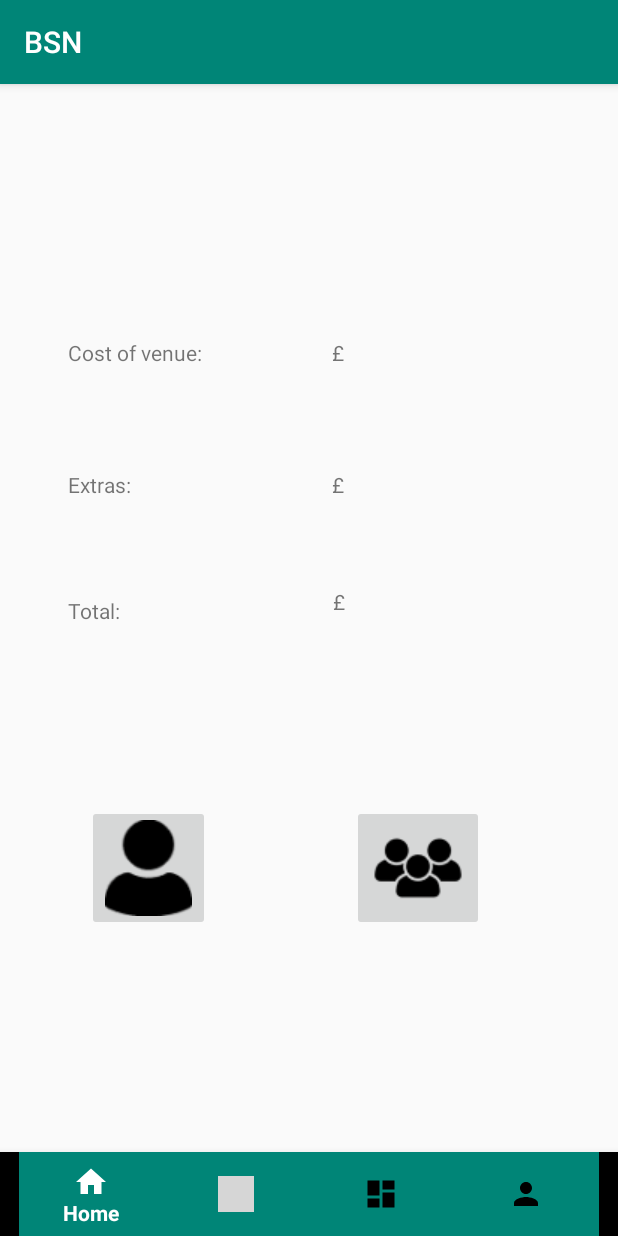
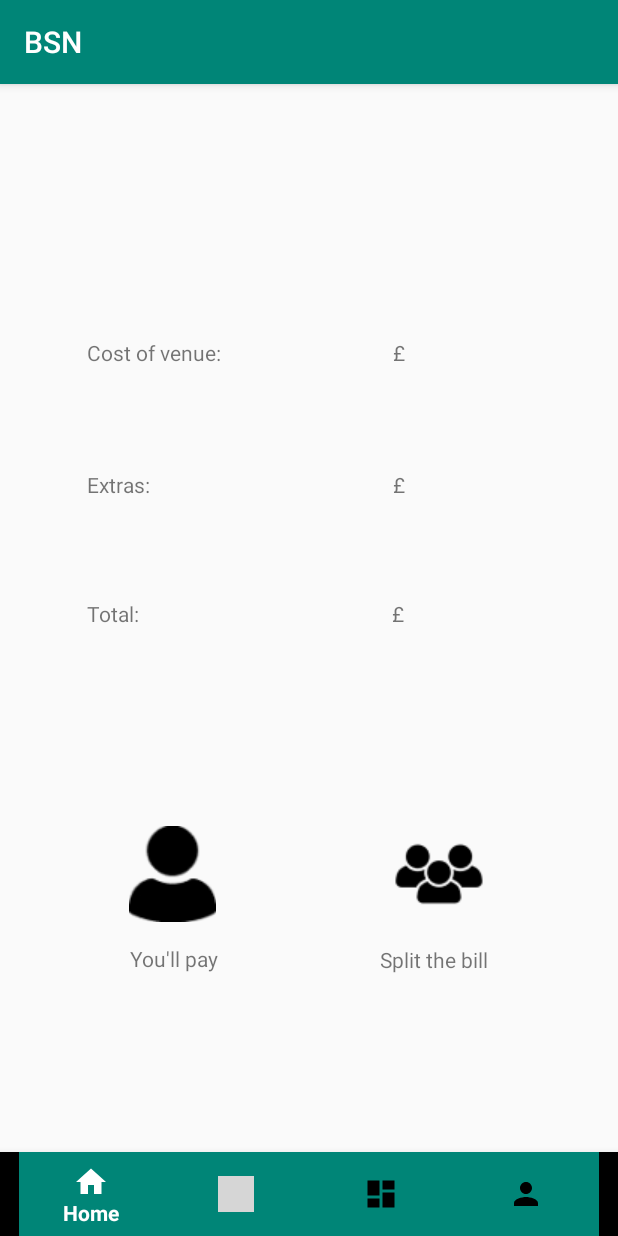
Before and after one commit to T0FI/BSN-Book-Sports-Now, an Android app: the screen it shows after launch (Payment_choice), on a phone screen of 412 x 824 dp. Run offline under Robolectric (Android 15) with nearby library versions, the light colour scheme and no system bars; grey boxes are pictures that could not be loaded.

Commit message:
added functionality behind the single pay button and edited layout slightly

```diff
--- a/app/src/main/AndroidManifest.xml
+++ b/app/src/main/AndroidManifest.xml
@@ -16,6 +16,12 @@
                 <category android:name="android.intent.category.LAUNCHER" />
             </intent-filter>
         </activity>
-    </application>
+        <activity android:name=".Singlepayment"></activity>
+        <activity android:name=".Homepage"></activity>
+        <activity android:name=".Extra2Activity"></activity>
+        <activity android:name=".ExtraAdapter"></activity>
+        <activity android:name=".Extra1Activity"></activity>
+        <activity android:name=".Sports"></activity>
+</application>
 
 </manifest>
--- a/app/src/main/java/com/example/group_project_2019_20_group_6/Payment_choice.java
+++ b/app/src/main/java/com/example/group_project_2019_20_group_6/Payment_choice.java
@@ -6,22 +6,30 @@ import androidx.appcompat.app.AppCompatActivity;
 import android.content.Intent;
 import android.os.Bundle;
 import android.view.MenuItem;
+import android.view.View;
+import android.widget.Button;
+import android.widget.ImageButton;
 
 import com.google.android.material.bottomnavigation.BottomNavigationView;
+import com.google.android.material.floatingactionbutton.FloatingActionButton;
+import com.google.android.material.snackbar.Snackbar;
 
-public class Payment_choice extends AppCompatActivity {
+public class Payment_choice extends AppCompatActivity implements View.OnClickListener {
 
     @Override
     protected void onCreate(Bundle savedInstanceState) {
         super.onCreate(savedInstanceState);
         setContentView(R.layout.activity_payment_choice);
-
-
+        ImageButton singlepayment = findViewById(R.id.Singlepayer);
+        ImageButton multipayment = findViewById(R.id.multipayers);
+        singlepayment.setOnClickListener(this);
+        multipayment.setOnClickListener(this);
         //Initialising and assigning variable
         BottomNavigationView bottomNavigationView = findViewById(R.id.bottom_navigation);
 
         //perform itemselectedlistener
         bottomNavigationView.setOnNavigationItemSelectedListener(new BottomNavigationView.OnNavigationItemSelectedListener() {
+
             @Override
             public boolean onNavigationItemSelected(@NonNull MenuItem menuItem) {
                 switch(menuItem.getItemId())
@@ -47,4 +55,14 @@ public class Payment_choice extends AppCompatActivity {
             }
         });
     }
+
+    @Override
+    public void onClick(View v) {
+        switch(v.getId())
+        {
+            case R.id.Singlepayer:
+                startActivity(new Intent(getApplicationContext(),Singlepayment.class));
+                break;
+        }
+    }
 }
--- /dev/null
+++ b/app/src/main/java/com/example/group_project_2019_20_group_6/Singlepayment.java
@@ -0,0 +1,16 @@
+package com.example.group_project_2019_20_group_6;
+
+import androidx.appcompat.app.AppCompatActivity;
+
+import android.os.Bundle;
+import android.widget.Button;
+
+public class Singlepayment extends AppCompatActivity {
+
+    @Override
+    protected void onCreate(Bundle savedInstanceState) {
+        super.onCreate(savedInstanceState);
+        setContentView(R.layout.activity_singlepayment);
+
+    }
+}
--- a/app/src/main/res/layout/activity_payment_choice.xml
+++ b/app/src/main/res/layout/activity_payment_choice.xml
@@ -27,8 +27,8 @@
 
     <TextView
         android:id="@+id/dyn_extras"
-        android:layout_width="116dp"
-        android:layout_height="27dp"
+        android:layout_width="93dp"
+        android:layout_height="19dp"
         android:layout_alignParentStart="true"
         android:layout_alignParentTop="true"
         android:layout_alignParentEnd="true"
@@ -36,10 +36,10 @@
         android:text="£"
         app:layout_constraintBottom_toBottomOf="@+id/bottom_navigation"
         app:layout_constraintEnd_toEndOf="parent"
-        app:layout_constraintHorizontal_bias="0.749"
+        app:layout_constraintHorizontal_bias="0.82"
         app:layout_constraintStart_toStartOf="parent"
         app:layout_constraintTop_toTopOf="parent"
-        app:layout_constraintVertical_bias="0.453" />
+        app:layout_constraintVertical_bias="0.459" />
 
     <TextView
         android:id="@+id/dyn_total"
@@ -52,7 +52,7 @@
         android:text="£"
         app:layout_constraintBottom_toBottomOf="parent"
         app:layout_constraintEnd_toEndOf="parent"
-        app:layout_constraintHorizontal_bias="0.688"
+        app:layout_constraintHorizontal_bias="0.813"
         app:layout_constraintStart_toStartOf="parent"
         app:layout_constraintTop_toTopOf="parent"
         app:layout_constraintVertical_bias="0.226" />
@@ -68,10 +68,10 @@
         android:text="Total:"
         app:layout_constraintBottom_toBottomOf="parent"
         app:layout_constraintEnd_toEndOf="parent"
-        app:layout_constraintHorizontal_bias="0.15"
+        app:layout_constraintHorizontal_bias="0.193"
         app:layout_constraintStart_toStartOf="parent"
         app:layout_constraintTop_toTopOf="parent"
-        app:layout_constraintVertical_bias="0.456" />
+        app:layout_constraintVertical_bias="0.459" />
 
     <TextView
         android:id="@+id/Static_Cost"
@@ -84,7 +84,7 @@
         android:text="Cost of venue:"
         app:layout_constraintBottom_toBottomOf="parent"
         app:layout_constraintEnd_toEndOf="parent"
-        app:layout_constraintHorizontal_bias="0.153"
+        app:layout_constraintHorizontal_bias="0.197"
         app:layout_constraintStart_toStartOf="parent"
         app:layout_constraintTop_toTopOf="parent"
         app:layout_constraintVertical_bias="0.226" />
@@ -100,7 +100,7 @@
         android:text="Extras:"
         app:layout_constraintBottom_toBottomOf="parent"
         app:layout_constraintEnd_toEndOf="parent"
-        app:layout_constraintHorizontal_bias="0.15"
+        app:layout_constraintHorizontal_bias="0.193"
         app:layout_constraintStart_toStartOf="parent"
         app:layout_constraintTop_toTopOf="parent"
         app:layout_constraintVertical_bias="0.344" />
@@ -116,33 +116,61 @@
         android:text="£"
         app:layout_constraintBottom_toBottomOf="parent"
         app:layout_constraintEnd_toEndOf="parent"
-        app:layout_constraintHorizontal_bias="0.688"
+        app:layout_constraintHorizontal_bias="0.813"
         app:layout_constraintStart_toStartOf="parent"
         app:layout_constraintTop_toTopOf="parent"
         app:layout_constraintVertical_bias="0.344" />
 
     <ImageButton
-        android:id="@+id/imageButton4"
+        android:id="@+id/Singlepayer"
         android:layout_width="wrap_content"
         android:layout_height="wrap_content"
+        android:onClick="on_single"
         app:layout_constraintBottom_toBottomOf="parent"
         app:layout_constraintEnd_toEndOf="parent"
-        app:layout_constraintHorizontal_bias="0.176"
+        app:layout_constraintHorizontal_bias="0.243"
         app:layout_constraintStart_toStartOf="parent"
         app:layout_constraintTop_toTopOf="parent"
         app:layout_constraintVertical_bias="0.703"
-        app:srcCompat="@drawable/singleuser" />
+        app:srcCompat="@drawable/singleuser"
+        android:background="#00000000"/>
 
     <ImageButton
-        android:id="@+id/imageButton5"
+        android:id="@+id/multipayers"
         android:layout_width="wrap_content"
         android:layout_height="wrap_content"
+        android:onClick="onClick"
         app:layout_constraintBottom_toBottomOf="parent"
         app:layout_constraintEnd_toEndOf="parent"
-        app:layout_constraintHorizontal_bias="0.724"
+        app:layout_constraintHorizontal_bias="0.749"
         app:layout_constraintStart_toStartOf="parent"
         app:layout_constraintTop_toTopOf="parent"
         app:layout_constraintVertical_bias="0.703"
-        app:srcCompat="@drawable/multipleusers" />
+        app:srcCompat="@drawable/multipleusers"
+        android:background="#00000000" />
+
+    <TextView
+        android:id="@+id/singles"
+        android:layout_width="wrap_content"
+        android:layout_height="wrap_content"
+        android:text="You'll pay"
+        app:layout_constraintBottom_toBottomOf="@+id/bottom_navigation"
+        app:layout_constraintEnd_toEndOf="parent"
+        app:layout_constraintHorizontal_bias="0.245"
+        app:layout_constraintStart_toStartOf="parent"
+        app:layout_constraintTop_toTopOf="parent"
+        app:layout_constraintVertical_bias="0.766" />
+
+    <TextView
+        android:id="@+id/singles2"
+        android:layout_width="85dp"
+        android:layout_height="21dp"
+        android:text="Split the bill"
+        app:layout_constraintBottom_toBottomOf="parent"
+        app:layout_constraintEnd_toEndOf="parent"
+        app:layout_constraintHorizontal_bias="0.776"
+        app:layout_constraintStart_toStartOf="parent"
+        app:layout_constraintTop_toTopOf="parent"
+        app:layout_constraintVertical_bias="0.769" />
 
 </androidx.constraintlayout.widget.ConstraintLayout>
--- /dev/null
+++ b/app/src/main/res/layout/activity_singlepayment.xml
@@ -0,0 +1,8 @@
+<?xml version="1.0" encoding="utf-8"?>
+<RelativeLayout xmlns:android="http://schemas.android.com/apk/res/android"
+    xmlns:app="http://schemas.android.com/apk/res-auto"
+    xmlns:tools="http://schemas.android.com/tools"
+    android:layout_width="match_parent"
+    android:layout_height="match_parent"
+    tools:context=".Singlepayment">
+</RelativeLayout>
```
